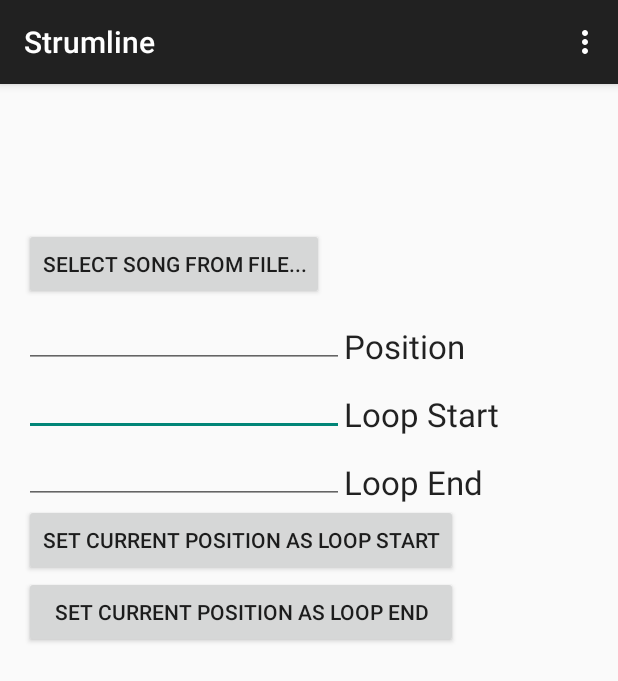
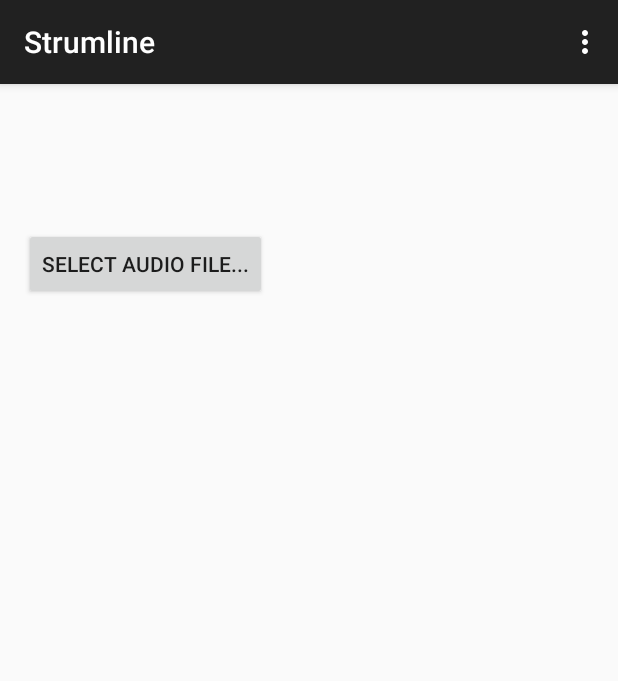
Before and after one commit to itsmichaelwang/Strumline, an Android app: the screen it shows after launch (MainActivity), on a phone screen of 412 x 824 dp. Shown: the top 681 px of the screen. Run offline under Robolectric (Android 15) with nearby library versions, the phone set to English and light mode, and no system bars.

```diff
--- a/app/src/main/java/com/github/itsmichaelwang/strumline/app/MainActivity.java
+++ b/app/src/main/java/com/github/itsmichaelwang/strumline/app/MainActivity.java
@@ -12,8 +12,11 @@ import android.view.Menu;
 import android.view.MenuItem;
 import android.view.View;
 import android.widget.Button;
+import android.widget.EditText;
 import android.widget.RelativeLayout;
 import android.widget.TextView;
+
+import org.w3c.dom.Text;
 
 import java.util.concurrent.TimeUnit;
 
@@ -22,16 +25,26 @@ public class MainActivity extends ActionBarActivity implements View.OnClickListe
     private static final int SELECT_FILE_REQUEST = 1;
     private static final int UPDATE_PLAYBACK_POSITION = 2;
 
+    // UI ELEMENTS
+    private Button btnSongSelect;
+    private Button btnSetLoopStart;
+    private Button btnSetLoopStop;
+
+    private EditText txtCurPos;         // information fields
+    private EditText txtLoopStart;
+    private EditText txtLoopStop;
+
+    private TextView txtViewCurPos;     // labels for the information fields
+    private TextView txtViewLoopStart;
+    private TextView txtViewLoopStop;
+
     private MediaPlayer mediaPlayer = null;
     private RangeSeekBar<Integer> seekBar = null;
-    private TextView txtLoopstart;
-    private TextView txtLoopend;
-    private TextView txtPosition;
+
     private Integer songLength; // song length in ms
     private Integer loopStart = -1;
     private Integer loopEnd = -1;
 
-    // test
     private Handler mHandler;
 
     @Override
@@ -39,24 +52,30 @@ public class MainActivity extends ActionBarActivity implements View.OnClickListe
         super.onCreate(savedInstanceState);
         setContentView(R.layout.activity_main);
 
-        txtLoopstart = (TextView) findViewById(R.id.txt_loopstart);
-        txtLoopend = (TextView) findViewById(R.id.txt_loopend);
-        txtPosition = (TextView) findViewById(R.id.txt_position);
+        // Instantiate UI elements
+        btnSongSelect = (Button) findViewById(R.id.btn_song_select);
+        btnSetLoopStart = (Button) findViewById(R.id.btn_set_loop_start);
+        btnSetLoopStop = (Button) findViewById(R.id.btn_set_loop_stop);
 
-        Button btnSelect = (Button) findViewById(R.id.btn_select);
-        Button btnLoopStart = (Button) findViewById(R.id.btn_loopstart);
-        Button btnLoopEnd = (Button) findViewById(R.id.btn_loopend);
+        txtCurPos = (EditText) findViewById(R.id.txt_cur_pos);
+        txtLoopStart = (EditText) findViewById(R.id.txt_loop_start);
+        txtLoopStop = (EditText) findViewById(R.id.txt_loop_stop);
 
-        btnSelect.setOnClickListener(this);
-        btnLoopStart.setOnClickListener(this);
-        btnLoopEnd.setOnClickListener(this);
+        txtViewCurPos = (TextView) findViewById(R.id.txtView_cur_position);
+        txtViewLoopStart = (TextView) findViewById(R.id.txtView_loop_start);
+        txtViewLoopStop = (TextView) findViewById(R.id.txtView_loop_stop);
+
+        // Set button listeners (see onClick() below)
+        btnSongSelect.setOnClickListener(this);
+        btnSetLoopStart.setOnClickListener(this);
+        btnSetLoopStop.setOnClickListener(this);
 
         mHandler = new Handler() {
             @Override
             public void handleMessage(Message inputMessage) {
                 if (inputMessage.what == UPDATE_PLAYBACK_POSITION) {
                     Integer currentPos = (Integer) inputMessage.obj;
-                    txtPosition.setText(
+                    txtCurPos.setText(
                         TimeUnit.MILLISECONDS.toMinutes(currentPos) + ":" +
                         String.format("%02d", TimeUnit.MILLISECONDS.toSeconds(currentPos) % 60));
                 }
@@ -67,23 +86,36 @@ public class MainActivity extends ActionBarActivity implements View.OnClickListe
     @Override
     public void onClick(View v) {
         switch (v.getId()) {
-            case R.id.btn_select:
+            case R.id.btn_song_select:
                 Intent intent = new Intent(Intent.ACTION_GET_CONTENT);
                 intent.setType("audio/*");
                 startActivityForResult(intent, SELECT_FILE_REQUEST);
+
                 break;
-            case R.id.btn_loopstart:
+            case R.id.btn_set_loop_start:
                 int loopStart = mediaPlayer.getCurrentPosition();
                 seekBar.setSelectedMinValue(loopStart);
                 mediaPlayer.seekTo(loopStart);
                 updateLoop(loopStart, this.loopEnd);
                 break;
-            case R.id.btn_loopend:
+            case R.id.btn_set_loop_stop:
                 int loopEnd = mediaPlayer.getCurrentPosition();
                 seekBar.setSelectedMaxValue(loopEnd);
                 updateLoop(this.loopStart, loopEnd);
                 break;
         }
+    }
+
+    // Make relevant buttons and fields appear in Activity
+    private void showInterface() {
+        btnSetLoopStart.setVisibility(View.VISIBLE);
+        btnSetLoopStop.setVisibility(View.VISIBLE);
+        txtCurPos.setVisibility(View.VISIBLE);
+        txtLoopStart.setVisibility(View.VISIBLE);
+        txtLoopStop.setVisibility(View.VISIBLE);
+        txtViewCurPos.setVisibility(View.VISIBLE);
+        txtViewLoopStart.setVisibility(View.VISIBLE);
+        txtViewLoopStop.setVisibility(View.VISIBLE);
     }
 
     @Override
@@ -112,6 +144,8 @@ public class MainActivity extends ActionBarActivity implements View.OnClickListe
         switch (requestCode) {
             case SELECT_FILE_REQUEST:
                 if (resultCode == RESULT_OK) {
+                    showInterface();
+
                     Context context = this.getApplicationContext();
                     Uri myUri = data.getData();
                     mediaPlayer = MediaPlayer.create(context, myUri);
@@ -169,11 +203,11 @@ public class MainActivity extends ActionBarActivity implements View.OnClickListe
     public void updateLoop(Integer minValue, Integer maxValue) {
         loopStart = minValue;   // in milliseconds
         loopEnd = maxValue;
-        txtLoopstart.setText(
+        txtLoopStart.setText(
                 TimeUnit.MILLISECONDS.toMinutes(minValue) + ":" +
                 String.format("%02d", TimeUnit.MILLISECONDS.toSeconds(minValue) % 60) + "." +
                 String.format("%03d", minValue % 1000));
-        txtLoopend.setText(
+        txtLoopStop.setText(
                 TimeUnit.MILLISECONDS.toMinutes(maxValue) + ":" +
                 String.format("%02d", TimeUnit.MILLISECONDS.toSeconds(maxValue) % 60) + "." +
                 String.format("%03d", maxValue % 1000));
--- a/app/src/main/res/layout/activity_main.xml
+++ b/app/src/main/res/layout/activity_main.xml
@@ -17,85 +17,96 @@
     <Button
         android:layout_width="wrap_content"
         android:layout_height="wrap_content"
-        android:text="Select Song from File..."
-        android:id="@+id/btn_select"
+        android:text="@string/btn_song_select"
+        android:id="@+id/btn_song_select"
         android:layout_marginTop="80dp"
         android:layout_alignParentTop="true"
-        android:layout_alignParentLeft="true"
-        android:layout_alignParentStart="true" />
-
-    <EditText
-        android:layout_width="wrap_content"
-        android:layout_height="wrap_content"
-        android:ems="10"
-        android:id="@+id/txt_loopstart"
-        android:layout_below="@+id/txt_position"
-        android:layout_alignParentLeft="true"
-        android:layout_alignParentStart="true" />
-
-    <EditText
-        android:layout_width="wrap_content"
-        android:layout_height="wrap_content"
-        android:ems="10"
-        android:id="@+id/txt_loopend"
-        android:layout_below="@+id/txt_loopstart"
-        android:layout_alignParentLeft="true"
-        android:layout_alignParentStart="true" />
-
-    <TextView
-        android:layout_width="wrap_content"
-        android:layout_height="wrap_content"
-        android:textAppearance="?android:attr/textAppearanceLarge"
-        android:text="Loop Start"
-        android:id="@+id/textView"
-        android:layout_above="@+id/txt_loopend"
-        android:layout_toRightOf="@+id/txt_loopstart" />
-
-    <TextView
-        android:layout_width="wrap_content"
-        android:layout_height="wrap_content"
-        android:textAppearance="?android:attr/textAppearanceLarge"
-        android:text="Loop End"
-        android:id="@+id/textView2"
-        android:layout_alignBottom="@+id/txt_loopend"
-        android:layout_toRightOf="@+id/txt_loopend" />
-
-    <EditText
-        android:layout_width="wrap_content"
-        android:layout_height="wrap_content"
-        android:id="@+id/txt_position"
-        android:layout_below="@+id/btn_select"
-        android:layout_alignParentLeft="true"
-        android:layout_alignParentStart="true"
-        android:layout_toLeftOf="@+id/textView" />
-
-    <TextView
-        android:layout_width="wrap_content"
-        android:layout_height="wrap_content"
-        android:textAppearance="?android:attr/textAppearanceLarge"
-        android:text="Position"
-        android:id="@+id/textView3"
-        android:layout_above="@+id/txt_loopstart"
-        android:layout_toRightOf="@+id/txt_loopstart" />
-
-    <Button
-        android:layout_width="wrap_content"
-        android:layout_height="wrap_content"
-        android:text="Set Current Position as Loop Start"
-        android:id="@+id/btn_loopstart"
-        android:layout_below="@+id/txt_loopend"
         android:layout_alignParentLeft="true"
         android:layout_alignParentStart="true" />
 
     <Button
         android:layout_width="wrap_content"
         android:layout_height="wrap_content"
-        android:text="Set Current Position as Loop End"
-        android:id="@+id/btn_loopend"
-        android:layout_below="@+id/btn_loopstart"
+        android:text="@string/btn_set_loop_start"
+        android:id="@+id/btn_set_loop_start"
+        android:layout_below="@+id/txt_loop_stop"
         android:layout_alignParentLeft="true"
         android:layout_alignParentStart="true"
-        android:layout_alignRight="@+id/btn_loopstart"
-        android:layout_alignEnd="@+id/btn_loopstart" />
+        android:visibility="gone" />
+
+    <Button
+        android:layout_width="wrap_content"
+        android:layout_height="wrap_content"
+        android:text="@string/btn_set_loop_stop"
+        android:id="@+id/btn_set_loop_stop"
+        android:layout_below="@+id/btn_set_loop_start"
+        android:layout_alignParentLeft="true"
+        android:layout_alignParentStart="true"
+        android:layout_alignRight="@+id/btn_set_loop_start"
+        android:layout_alignEnd="@+id/btn_set_loop_start"
+        android:visibility="gone" />
+
+    <EditText
+        android:layout_width="wrap_content"
+        android:layout_height="wrap_content"
+        android:id="@+id/txt_cur_pos"
+        android:layout_below="@+id/btn_song_select"
+        android:layout_alignParentLeft="true"
+        android:layout_alignParentStart="true"
+        android:layout_toLeftOf="@+id/txtView_loop_start"
+        android:visibility="gone"
+        android:inputType="text" />
+
+    <EditText
+        android:layout_width="wrap_content"
+        android:layout_height="wrap_content"
+        android:ems="10"
+        android:id="@+id/txt_loop_start"
+        android:layout_below="@+id/txt_cur_pos"
+        android:layout_alignParentLeft="true"
+        android:layout_alignParentStart="true"
+        android:visibility="gone"
+        android:inputType="text" />
+
+    <EditText
+        android:layout_width="wrap_content"
+        android:layout_height="wrap_content"
+        android:ems="10"
+        android:id="@+id/txt_loop_stop"
+        android:layout_below="@+id/txt_loop_start"
+        android:layout_alignParentLeft="true"
+        android:layout_alignParentStart="true"
+        android:visibility="gone"
+        android:inputType="text" />
+
+    <TextView
+        android:layout_width="wrap_content"
+        android:layout_height="wrap_content"
+        android:textAppearance="?android:attr/textAppearanceLarge"
+        android:text="@string/txtView_cur_position"
+        android:id="@+id/txtView_cur_position"
+        android:layout_above="@+id/txt_loop_start"
+        android:layout_toRightOf="@+id/txt_loop_start"
+        android:visibility="gone" />
+
+    <TextView
+        android:layout_width="wrap_content"
+        android:layout_height="wrap_content"
+        android:textAppearance="?android:attr/textAppearanceLarge"
+        android:text="@string/txtView_loop_start"
+        android:id="@+id/txtView_loop_start"
+        android:layout_above="@+id/txt_loop_stop"
+        android:layout_toRightOf="@+id/txt_loop_start"
+        android:visibility="gone" />
+
+    <TextView
+        android:layout_width="wrap_content"
+        android:layout_height="wrap_content"
+        android:textAppearance="?android:attr/textAppearanceLarge"
+        android:text="@string/txtView_loop_stop"
+        android:id="@+id/txtView_loop_stop"
+        android:layout_alignBottom="@+id/txt_loop_stop"
+        android:layout_toRightOf="@+id/txt_loop_stop"
+        android:visibility="gone" />
 
 </RelativeLayout>
--- a/app/src/main/res/values/strings.xml
+++ b/app/src/main/res/values/strings.xml
@@ -2,7 +2,13 @@
 <resources>
 
     <string name="app_name">Strumline</string>
-    <string name="hello_world">Hello world!</string>
     <string name="action_settings">Settings</string>
 
+    <string name="btn_song_select">Select Audio File...</string>
+    <string name="btn_set_loop_start">Set Current Position as Loop Start</string>
+    <string name="btn_set_loop_stop">Set Current Position as Loop Stop</string>
+    <string name="txtView_cur_position">Current Position</string>
+    <string name="txtView_loop_start">Loop Start</string>
+    <string name="txtView_loop_stop">Loop Stop</string>
+
 </resources>
```
